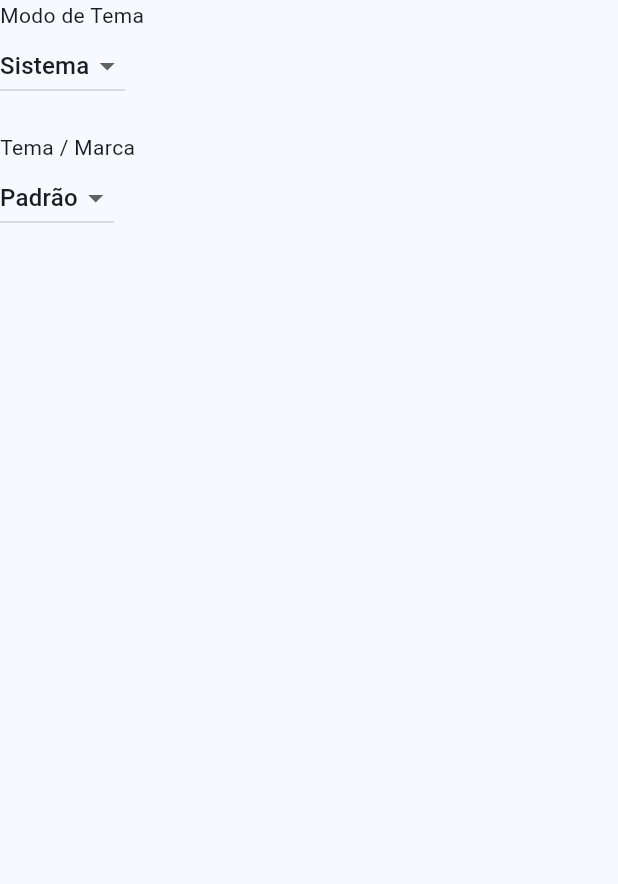
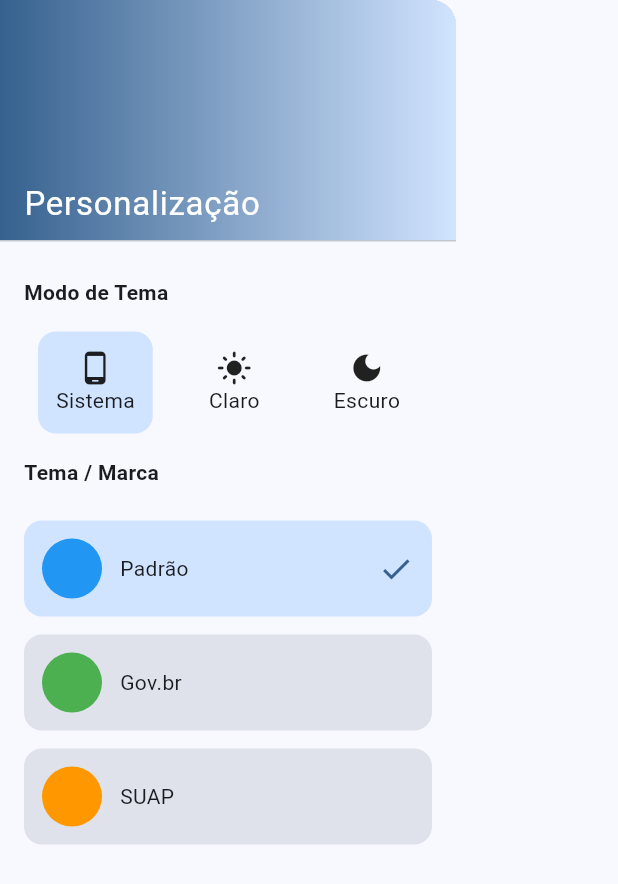
Before and after one commit to graconlima/DDM-HIBRIDO-2026.1, a Flutter app: the MudarTema widget shown alone on an empty page, opened directly, on a phone screen of 412 x 824 dp. Shown: the top 884 px of the screen. Run offline on Flutter 3.47's test engine with Material 3 defaults, Android fonts, the phone set to English and light mode, and no system bars; our stand-ins replace shared_preferences; accounts and stored records are empty.

Commit message:
Adicionando menu lateral

```diff
--- a/lib/exemplo_arquitetura/lib/funcionalidades/config/mudar_tema.dart
+++ b/lib/exemplo_arquitetura/lib/funcionalidades/config/mudar_tema.dart
@@ -5,6 +5,181 @@ import '../../core/temas/controlador_tema.dart';
 import '../../core/temas/fabrica_temas.dart';
 
 class MudarTema extends StatelessWidget {
+  const MudarTema({super.key});
+
+  @override
+  Widget build(BuildContext context) {
+    final controller = context.watch<ControladorTema>();
+    final colors = Theme.of(context).colorScheme;
+
+    return Drawer(
+      child: Container(
+        color: colors.surface,
+        child: ListView(
+          padding: EdgeInsets.zero,
+          children: [
+            DrawerHeader(
+              decoration: BoxDecoration(
+                gradient: LinearGradient(
+                  colors: [
+                    colors.primary,
+                    colors.primaryContainer,
+                  ],
+                ),
+              ),
+              child: const Align(
+                alignment: Alignment.bottomLeft,
+                child: Text(
+                  'Personalização',
+                  style: TextStyle(fontSize: 22, color: Colors.white),
+                ),
+              ),
+            ),
+
+            const Padding(
+              padding: EdgeInsets.all(16),
+              child: Text(
+                'Modo de Tema',
+                style: TextStyle(fontWeight: FontWeight.bold),
+              ),
+            ),
+
+            _SeletorModoTema(controller: controller),
+
+            const Padding(
+              padding: EdgeInsets.all(16),
+              child: Text(
+                'Tema / Marca',
+                style: TextStyle(fontWeight: FontWeight.bold),
+              ),
+            ),
+
+            _SeletorTema(controller: controller),
+          ],
+        ),
+      ),
+    );
+  }
+}
+
+class _SeletorTema extends StatelessWidget {
+  final ControladorTema controller;
+
+  const _SeletorTema({required this.controller});
+
+  @override
+  Widget build(BuildContext context) {
+    return Column(
+      children: AppThemeType.values.map((type) {
+        final selected = controller.themeType == type;
+
+        Color color;
+        String label;
+
+        switch (type) {
+          case AppThemeType.govBr:
+            color = Colors.green;
+            label = 'Gov.br';
+            break;
+          case AppThemeType.suap:
+            color = Colors.orange;
+            label = 'SUAP';
+            break;
+          default:
+            color = Colors.blue;
+            label = 'Padrão';
+        }
+
+        return GestureDetector(
+          onTap: () => controller.setThemeType(type),
+          child: AnimatedContainer(
+            duration: const Duration(milliseconds: 200),
+            margin: const EdgeInsets.symmetric(
+              horizontal: 16,
+              vertical: 6,
+            ),
+            padding: const EdgeInsets.all(12),
+            decoration: BoxDecoration(
+              borderRadius: BorderRadius.circular(12),
+              color: selected
+                  ? Theme.of(context).colorScheme.primaryContainer
+                  : Theme.of(context).colorScheme.surfaceVariant,
+            ),
+            child: Row(
+              children: [
+                CircleAvatar(backgroundColor: color),
+                const SizedBox(width: 12),
+                Expanded(child: Text(label)),
+                if (selected)
+                  Icon(
+                    Icons.check,
+                    color: Theme.of(context).colorScheme.primary,
+                  ),
+              ],
+            ),
+          ),
+        );
+      }).toList(),
+    );
+  }
+}
+
+class _SeletorModoTema extends StatelessWidget {
+  final ControladorTema controller;
+
+  const _SeletorModoTema({required this.controller});
+
+  @override
+  Widget build(BuildContext context) {
+    return Row(
+      mainAxisAlignment: MainAxisAlignment.spaceEvenly,
+      children: ThemeMode.values.map((mode) {
+        final selected = controller.themeMode == mode;
+
+        IconData icon;
+        String label;
+
+        switch (mode) {
+          case ThemeMode.light:
+            icon = Icons.light_mode;
+            label = 'Claro';
+            break;
+          case ThemeMode.dark:
+            icon = Icons.dark_mode;
+            label = 'Escuro';
+            break;
+          default:
+            icon = Icons.phone_android;
+            label = 'Sistema';
+        }
+
+        return GestureDetector(
+          onTap: () => controller.setThemeMode(mode),
+          child: AnimatedContainer(
+            duration: const Duration(milliseconds: 200),
+            padding: const EdgeInsets.all(12),
+            decoration: BoxDecoration(
+              color: selected
+                  ? Theme.of(context).colorScheme.primaryContainer
+                  : Colors.transparent,
+              borderRadius: BorderRadius.circular(12),
+            ),
+            child: Column(
+              children: [
+                Icon(icon),
+                Text(label),
+              ],
+            ),
+          ),
+        );
+      }).toList(),
+    );
+  }
+}
+
+
+
+/*class MudarTema extends StatelessWidget {
   const MudarTema({super.key});
 
   @override
@@ -68,4 +243,4 @@ class MudarTema extends StatelessWidget {
       ],
     );
   }
-}
+}*/
--- a/lib/exemplo_arquitetura/lib/funcionalidades/config/pagina_config.dart
+++ b/lib/exemplo_arquitetura/lib/funcionalidades/config/pagina_config.dart
@@ -9,9 +9,10 @@ class PaginaConfig extends StatelessWidget {
   Widget build(BuildContext context) {
     return Scaffold(
       appBar: AppBar(title: const Text('Configurações')),
+      drawer: MudarTema(),
       body: const Padding(
         padding: EdgeInsets.all(16),
-        child: MudarTema(),
+
       ),
     );
   }
```
